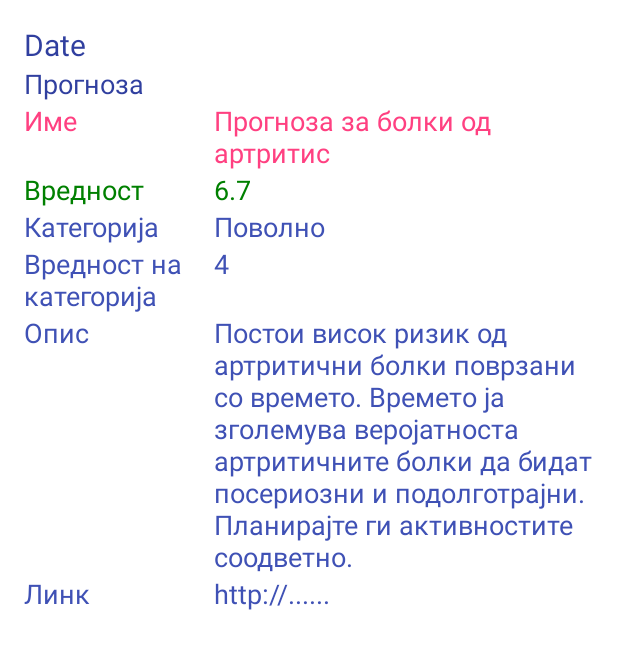
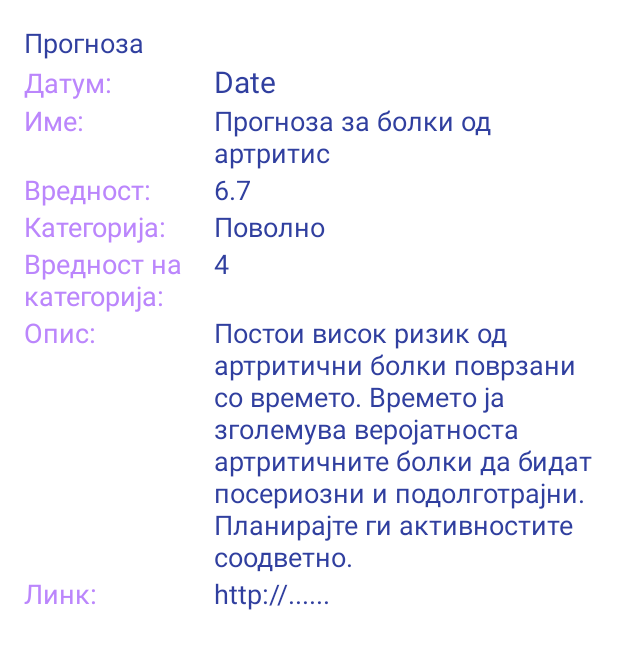
Before and after one commit to tnikolovska/AccuWeatherAPI, an Android app: the layout list_item.xml on its own in the app's theme, with its tools: preview values and no code run, on a phone screen of 412 x 824 dp. Shown: the top 649 px of the screen. Run offline under Robolectric (Android 15) with nearby library versions, the phone set to English and light mode, and no system bars.

Commit message:
My Frist Commit

```diff
--- a/app/src/main/java/com/example/accuweatherapis/Forecast.java
+++ b/app/src/main/java/com/example/accuweatherapis/Forecast.java
@@ -22,7 +22,7 @@ public class Forecast {
     }
 
     public void setDate(String date) {
-        this.date = date;
+        this.date = date.substring(0,10);
     }
 
     public String getValue() {
--- a/app/src/main/java/com/example/accuweatherapis/MainActivity.java
+++ b/app/src/main/java/com/example/accuweatherapis/MainActivity.java
@@ -16,8 +16,7 @@ import java.io.IOException;
 import java.net.URL;
 import java.util.ArrayList;
 import java.util.Iterator;
-
-
+import android.widget.TextView;
 public class MainActivity extends AppCompatActivity {
 
     private static final String TAG = MainActivity.class.getSimpleName();
@@ -35,6 +34,8 @@ public class MainActivity extends AppCompatActivity {
         new FetchForecastDetails().execute(forecastUrl);
         Log.i(TAG, "onCreate: forecastUrl: " + forecastUrl);
 
+       /* TextView t2 = findViewById(R.id.moblink);
+        t2.setMovementMethod(LinkMovementMethod.getInstance());*/
 
     }
 
@@ -140,4 +141,6 @@ public class MainActivity extends AppCompatActivity {
         return null;
     }
 
+
+
 }
--- a/app/src/main/res/layout/activity_main.xml
+++ b/app/src/main/res/layout/activity_main.xml
@@ -13,7 +13,7 @@
         android:layout_height="wrap_content"
         android:text="5 Дневна Прогноза на Дневни Вредности на Индекси за Артритис, Мигрена и Синуси"
         android:textSize="23sp"
-        android:textColor="@color/colorOrange"/>
+        android:textColor="@color/purple_500"/>
         <!--app:layout_constraintBottom_toBottomOf="parent"
         app:layout_constraintEnd_toEndOf="parent"
         app:layout_constraintStart_toStartOf="parent"
--- a/app/src/main/res/layout/list_item.xml
+++ b/app/src/main/res/layout/list_item.xml
@@ -5,13 +5,14 @@
     android:layout_height="match_parent"
     android:padding="16dp">
 
-    <TextView
-        android:id="@+id/mobDate"
-        android:layout_width="match_parent"
-        android:layout_height="wrap_content"
-        android:text="Date"
-        android:textSize="20sp"
-        android:textColor="@color/colorPrimaryDark" />
+    <!--<TextView
+            android:layout_width="match_parent"
+            android:layout_height="wrap_content"
+            android:layout_weight="0.5"
+            android:text="Датум"
+            android:textSize="18sp"
+            android:textColor="@color/colorPrimaryDark" />-->
+
     <TextView
         android:id="@+id/mobForecast"
         android:layout_width="match_parent"
@@ -19,7 +20,6 @@
         android:text="Прогноза"
         android:textSize="18sp"
         android:textColor="@color/colorPrimaryDark" />
-
     <LinearLayout
         android:layout_width="match_parent"
         android:layout_height="wrap_content"
@@ -28,17 +28,17 @@
             android:layout_width="0dp"
             android:layout_height="wrap_content"
             android:layout_weight="0.5"
-            android:text="Име"
+            android:text="Датум:"
             android:textSize="18sp"
-            android:textColor="@color/colorAccent" />
+            android:textColor="@color/purple_200" />
         <TextView
-            android:id="@+id/mobName"
+            android:id="@+id/mobDate"
             android:layout_width="0dp"
             android:layout_height="wrap_content"
             android:layout_weight="1"
-            android:text="Прогноза за болки од артритис"
-            android:textSize="18sp"
-            android:textColor="@color/colorAccent" />
+            android:text="Date"
+            android:textSize="20sp"
+            android:textColor="@color/colorPrimaryDark" />
 
     </LinearLayout>
 
@@ -50,17 +50,18 @@
             android:layout_width="0dp"
             android:layout_height="wrap_content"
             android:layout_weight="0.5"
-            android:text="Вредност"
+            android:text="Име:"
             android:textSize="18sp"
-            android:textColor="@color/colorGreen" />
+            android:textColor="@color/purple_200" />
         <TextView
-            android:id="@+id/mobValue"
+            android:id="@+id/mobName"
             android:layout_width="0dp"
             android:layout_height="wrap_content"
             android:layout_weight="1"
-            android:text="6.7"
+            android:text="Прогноза за болки од артритис"
             android:textSize="18sp"
-            android:textColor="@color/colorGreen"/>
+            android:textColor="@color/colorPrimaryDark" />
+
     </LinearLayout>
 
     <LinearLayout
@@ -71,17 +72,17 @@
             android:layout_width="0dp"
             android:layout_height="wrap_content"
             android:layout_weight="0.5"
-            android:text="Категорија"
+            android:text="Вредност:"
             android:textSize="18sp"
-            android:textColor="@color/colorPrimary" />
+            android:textColor="@color/purple_200" />
         <TextView
-            android:id="@+id/mobCategory"
+            android:id="@+id/mobValue"
             android:layout_width="0dp"
             android:layout_height="wrap_content"
             android:layout_weight="1"
-            android:text="Поволно"
+            android:text="6.7"
             android:textSize="18sp"
-            android:textColor="@color/colorPrimary"/>
+            android:textColor="@color/colorPrimaryDark"/>
     </LinearLayout>
 
     <LinearLayout
@@ -92,17 +93,17 @@
             android:layout_width="0dp"
             android:layout_height="wrap_content"
             android:layout_weight="0.5"
-            android:text="Вредност на категорија"
+            android:text="Категорија:"
             android:textSize="18sp"
-            android:textColor="@color/colorPrimary" />
+            android:textColor="@color/purple_200" />
         <TextView
-            android:id="@+id/mobCategoryValue"
+            android:id="@+id/mobCategory"
             android:layout_width="0dp"
             android:layout_height="wrap_content"
             android:layout_weight="1"
-            android:text="4"
+            android:text="Поволно"
             android:textSize="18sp"
-            android:textColor="@color/colorPrimary"/>
+            android:textColor="@color/colorPrimaryDark"/>
     </LinearLayout>
 
     <LinearLayout
@@ -113,17 +114,17 @@
             android:layout_width="0dp"
             android:layout_height="wrap_content"
             android:layout_weight="0.5"
-            android:text="Опис"
+            android:text="Вредност на категорија:"
             android:textSize="18sp"
-            android:textColor="@color/colorPrimary" />
+            android:textColor="@color/purple_200" />
         <TextView
-            android:id="@+id/mobText"
+            android:id="@+id/mobCategoryValue"
             android:layout_width="0dp"
             android:layout_height="wrap_content"
             android:layout_weight="1"
-            android:text="Постои висок ризик од артритични болки поврзани со времето. Времето ја зголемува веројатноста артритичните болки да бидат посериозни и подолготрајни. Планирајте ги активностите соодветно."
+            android:text="4"
             android:textSize="18sp"
-            android:textColor="@color/colorPrimary"/>
+            android:textColor="@color/colorPrimaryDark"/>
     </LinearLayout>
 
     <LinearLayout
@@ -134,9 +135,30 @@
             android:layout_width="0dp"
             android:layout_height="wrap_content"
             android:layout_weight="0.5"
-            android:text="Линк"
+            android:text="Опис:"
             android:textSize="18sp"
-            android:textColor="@color/colorPrimary" />
+            android:textColor="@color/purple_200" />
+        <TextView
+            android:id="@+id/mobText"
+            android:layout_width="0dp"
+            android:layout_height="wrap_content"
+            android:layout_weight="1"
+            android:text="Постои висок ризик од артритични болки поврзани со времето. Времето ја зголемува веројатноста артритичните болки да бидат посериозни и подолготрајни. Планирајте ги активностите соодветно."
+            android:textSize="18sp"
+            android:textColor="@color/colorPrimaryDark"/>
+    </LinearLayout>
+
+    <LinearLayout
+        android:layout_width="match_parent"
+        android:layout_height="wrap_content"
+        android:orientation="horizontal">
+        <TextView
+            android:layout_width="0dp"
+            android:layout_height="wrap_content"
+            android:layout_weight="0.5"
+            android:text="Линк:"
+            android:textSize="18sp"
+            android:textColor="@color/purple_200" />
         <TextView
             android:id="@+id/moblink"
             android:layout_width="0dp"
@@ -144,7 +166,7 @@
             android:layout_weight="1"
             android:text="http://......"
             android:textSize="18sp"
-            android:textColor="@color/colorPrimary"/>
+            android:textColor="@color/colorPrimaryDark"/>
     </LinearLayout>
 
 
```
